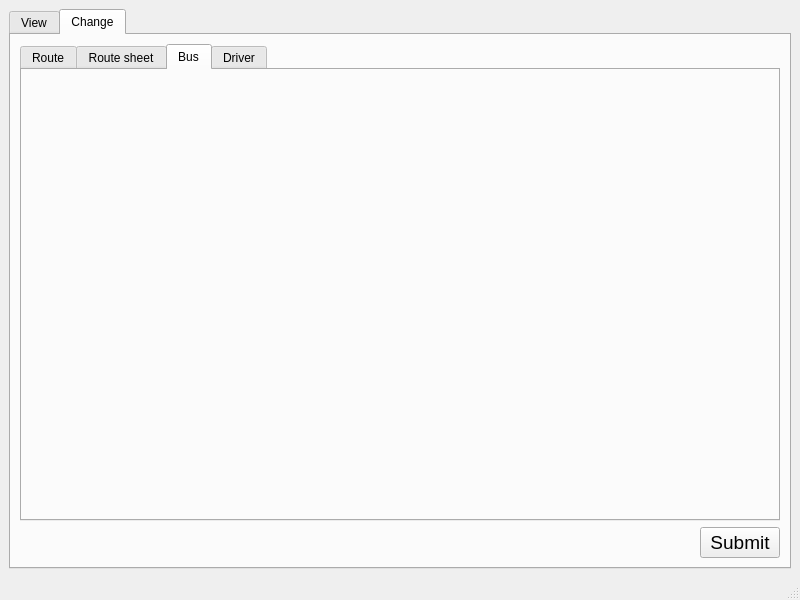
tuminskiy/CarOperation, file ui/mainwindow.ui: the form before one commit.
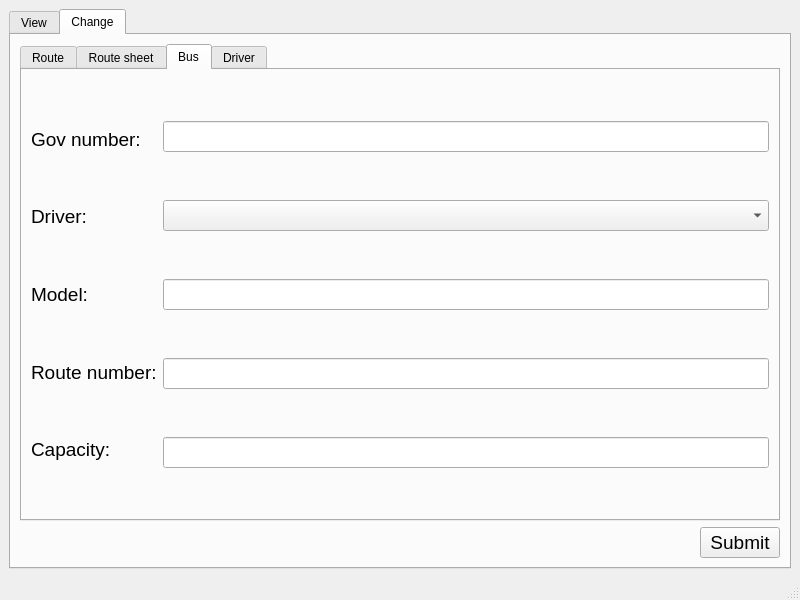
The form after the commit. The open tabs and pages were chosen to show the change.

Patch:
```diff
--- a/ui/mainwindow.ui
+++ b/ui/mainwindow.ui
@@ -416,6 +416,280 @@
            <attribute name="title">
             <string>Bus</string>
            </attribute>
+           <layout class="QHBoxLayout" name="horizontalLayout_4">
+            <item>
+             <layout class="QVBoxLayout" name="vl_bus_label">
+              <item>
+               <spacer name="verticalSpacer_19">
+                <property name="orientation">
+                 <enum>Qt::Vertical</enum>
+                </property>
+                <property name="sizeHint" stdset="0">
+                 <size>
+                  <width>20</width>
+                  <height>40</height>
+                 </size>
+                </property>
+               </spacer>
+              </item>
+              <item>
+               <widget class="QLabel" name="labelGovNumber">
+                <property name="font">
+                 <font>
+                  <pointsize>14</pointsize>
+                 </font>
+                </property>
+                <property name="text">
+                 <string>Gov number:</string>
+                </property>
+               </widget>
+              </item>
+              <item>
+               <spacer name="verticalSpacer_20">
+                <property name="orientation">
+                 <enum>Qt::Vertical</enum>
+                </property>
+                <property name="sizeHint" stdset="0">
+                 <size>
+                  <width>20</width>
+                  <height>40</height>
+                 </size>
+                </property>
+               </spacer>
+              </item>
+              <item>
+               <widget class="QLabel" name="labelDriver">
+                <property name="font">
+                 <font>
+                  <pointsize>14</pointsize>
+                 </font>
+                </property>
+                <property name="text">
+                 <string>Driver:</string>
+                </property>
+               </widget>
+              </item>
+              <item>
+               <spacer name="verticalSpacer_21">
+                <property name="orientation">
+                 <enum>Qt::Vertical</enum>
+                </property>
+                <property name="sizeHint" stdset="0">
+                 <size>
+                  <width>20</width>
+                  <height>40</height>
+                 </size>
+                </property>
+               </spacer>
+              </item>
+              <item>
+               <widget class="QLabel" name="labelModel">
+                <property name="font">
+                 <font>
+                  <pointsize>14</pointsize>
+                 </font>
+                </property>
+                <property name="text">
+                 <string>Model:</string>
+                </property>
+               </widget>
+              </item>
+              <item>
+               <spacer name="verticalSpacer_22">
+                <property name="orientation">
+                 <enum>Qt::Vertical</enum>
+                </property>
+                <property name="sizeHint" stdset="0">
+                 <size>
+                  <width>20</width>
+                  <height>40</height>
+                 </size>
+                </property>
+               </spacer>
+              </item>
+              <item>
+               <widget class="QLabel" name="labelRouteNumber">
+                <property name="font">
+                 <font>
+                  <pointsize>14</pointsize>
+                 </font>
+                </property>
+                <property name="text">
+                 <string>Route number:</string>
+                </property>
+               </widget>
+              </item>
+              <item>
+               <spacer name="verticalSpacer_23">
+                <property name="orientation">
+                 <enum>Qt::Vertical</enum>
+                </property>
+                <property name="sizeHint" stdset="0">
+                 <size>
+                  <width>20</width>
+                  <height>40</height>
+                 </size>
+                </property>
+               </spacer>
+              </item>
+              <item>
+               <widget class="QLabel" name="labelCapacity">
+                <property name="font">
+                 <font>
+                  <pointsize>14</pointsize>
+                 </font>
+                </property>
+                <property name="text">
+                 <string>Capacity:</string>
+                </property>
+               </widget>
+              </item>
+              <item>
+               <spacer name="verticalSpacer_24">
+                <property name="orientation">
+                 <enum>Qt::Vertical</enum>
+                </property>
+                <property name="sizeHint" stdset="0">
+                 <size>
+                  <width>20</width>
+                  <height>40</height>
+                 </size>
+                </property>
+               </spacer>
+              </item>
+             </layout>
+            </item>
+            <item>
+             <layout class="QVBoxLayout" name="vl_bus_data">
+              <item>
+               <spacer name="verticalSpacer_25">
+                <property name="orientation">
+                 <enum>Qt::Vertical</enum>
+                </property>
+                <property name="sizeHint" stdset="0">
+                 <size>
+                  <width>20</width>
+                  <height>40</height>
+                 </size>
+                </property>
+               </spacer>
+              </item>
+              <item>
+               <widget class="QLineEdit" name="leGovNumber">
+                <property name="font">
+                 <font>
+                  <pointsize>14</pointsize>
+                 </font>
+                </property>
+               </widget>
+              </item>
+              <item>
+               <spacer name="verticalSpacer_26">
+                <property name="orientation">
+                 <enum>Qt::Vertical</enum>
+                </property>
+                <property name="sizeHint" stdset="0">
+                 <size>
+                  <width>20</width>
+                  <height>40</height>
+                 </size>
+                </property>
+               </spacer>
+              </item>
+              <item>
+               <widget class="QComboBox" name="cbDriver">
+                <property name="font">
+                 <font>
+                  <pointsize>14</pointsize>
+                 </font>
+                </property>
+                <property name="editable">
+                 <bool>false</bool>
+                </property>
+               </widget>
+              </item>
+              <item>
+               <spacer name="verticalSpacer_27">
+                <property name="orientation">
+                 <enum>Qt::Vertical</enum>
+                </property>
+                <property name="sizeHint" stdset="0">
+                 <size>
+                  <width>20</width>
+                  <height>40</height>
+                 </size>
+                </property>
+               </spacer>
+              </item>
+              <item>
+               <widget class="QLineEdit" name="leModel">
+                <property name="font">
+                 <font>
+                  <pointsize>14</pointsize>
+                 </font>
+                </property>
+               </widget>
+              </item>
+              <item>
+               <spacer name="verticalSpacer_28">
+                <property name="orientation">
+                 <enum>Qt::Vertical</enum>
+                </property>
+                <property name="sizeHint" stdset="0">
+                 <size>
+                  <width>20</width>
+                  <height>40</height>
+                 </size>
+                </property>
+               </spacer>
+              </item>
+              <item>
+               <widget class="QLineEdit" name="leRouteNumber">
+                <property name="font">
+                 <font>
+                  <pointsize>14</pointsize>
+                 </font>
+                </property>
+               </widget>
+              </item>
+              <item>
+               <spacer name="verticalSpacer_29">
+                <property name="orientation">
+                 <enum>Qt::Vertical</enum>
+                </property>
+                <property name="sizeHint" stdset="0">
+                 <size>
+                  <width>20</width>
+                  <height>40</height>
+                 </size>
+                </property>
+               </spacer>
+              </item>
+              <item>
+               <widget class="QLineEdit" name="leCapacity">
+                <property name="font">
+                 <font>
+                  <pointsize>14</pointsize>
+                 </font>
+                </property>
+               </widget>
+              </item>
+              <item>
+               <spacer name="verticalSpacer_30">
+                <property name="orientation">
+                 <enum>Qt::Vertical</enum>
+                </property>
+                <property name="sizeHint" stdset="0">
+                 <size>
+                  <width>20</width>
+                  <height>40</height>
+                 </size>
+                </property>
+               </spacer>
+              </item>
+             </layout>
+            </item>
+           </layout>
           </widget>
           <widget class="QWidget" name="tabDriver">
            <attribute name="title">
```
Left out of the diff: 319 changed lines with no effect on the pictures.
